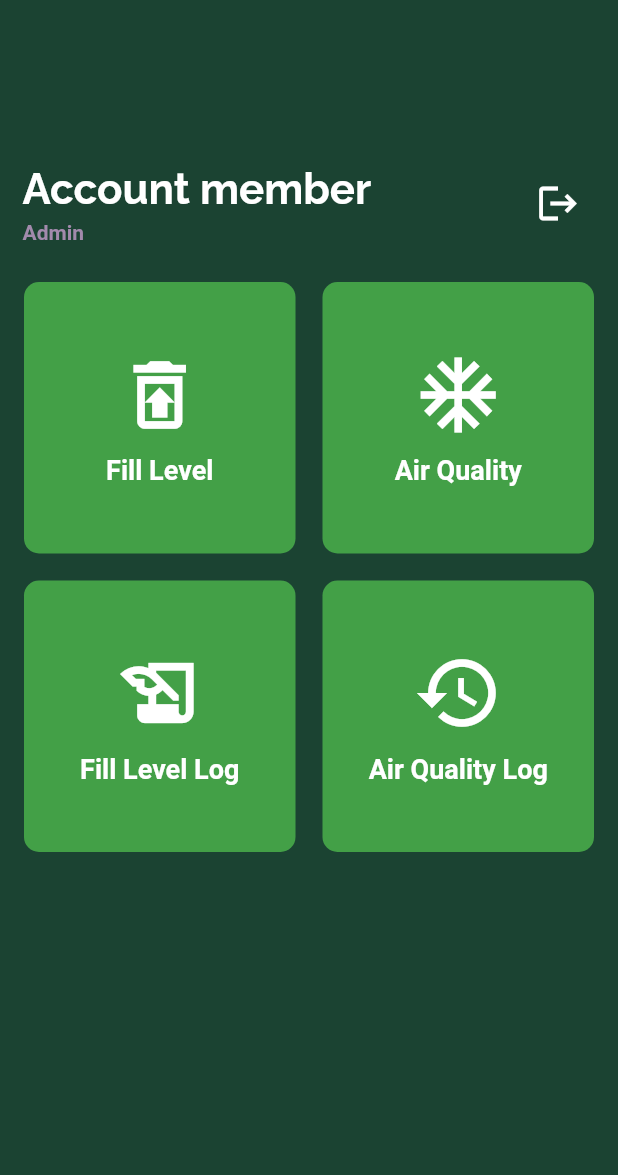
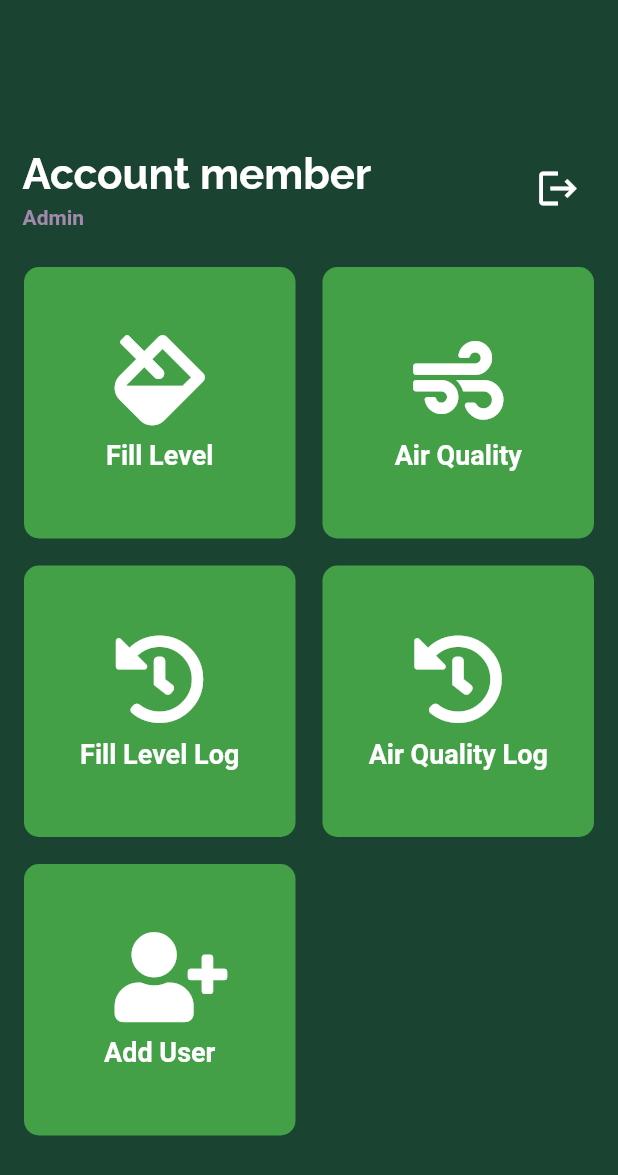
Before and after one commit to fadelcronos/Smart-trash-bin-monitoring-apps, a Flutter app: the HomePage screen opened directly, on a phone screen of 412 x 824 dp. Shown: the top 1175 px of the screen. Run offline on Flutter 3.47's test engine with Material 2 defaults, Android fonts, the phone set to English and light mode, and no system bars; our stand-ins replace bloc, equatable, firebase_auth, firebase_core, flutter_bloc, flutter_spinkit and 2 more; accounts and stored records are empty.

Commit message:
addUserUI

```diff
--- a/lib/screen/homepage_screen/homepage.dart
+++ b/lib/screen/homepage_screen/homepage.dart
@@ -15,7 +15,7 @@ class _HomePageState extends State<HomePage> {
       body: Column(
         children: <Widget>[
           SizedBox(
-            height: 110,
+            height: 100,
           ),
           Padding(
             padding: EdgeInsets.only(left: 15, right: 16, bottom: 25),
--- a/lib/screen/widget/datagrid.dart
+++ b/lib/screen/widget/datagrid.dart
@@ -1,5 +1,7 @@
 import 'package:flutter/cupertino.dart';
 import 'package:flutter/material.dart';
+import 'package:font_awesome_flutter/font_awesome_flutter.dart';
+import 'package:signIn/screen/add_user_screen/add_user.dart';
 
 class GridDashboard extends StatelessWidget {
   @override
@@ -9,7 +11,7 @@ class GridDashboard extends StatelessWidget {
           title: 'Fill Level',
           subtitle: 'subtitle item 1',
           event: 'event item 1',
-          icon: Icons.restore_from_trash_outlined,
+          icon: FontAwesomeIcons.fill,
           onPressed: () {
             print('blablabla');
           }),
@@ -17,7 +19,7 @@ class GridDashboard extends StatelessWidget {
           title: 'Air Quality',
           subtitle: 'subtitle item 2',
           event: 'event item 2',
-          icon: Icons.ac_unit,
+          icon: FontAwesomeIcons.wind,
           onPressed: () {
             print('blablabla');
           }),
@@ -25,7 +27,7 @@ class GridDashboard extends StatelessWidget {
           title: 'Fill Level Log',
           subtitle: 'subtitle item 3',
           event: 'event item 3',
-          icon: Icons.history_edu,
+          icon: FontAwesomeIcons.history,
           onPressed: () {
             print('blablabla');
           }),
@@ -33,9 +35,17 @@ class GridDashboard extends StatelessWidget {
           title: 'Air Quality Log',
           subtitle: 'subtitle item 4',
           event: 'event item 4',
-          icon: Icons.history,
+          icon: FontAwesomeIcons.history,
           onPressed: () {
             print('blablabla');
+          }),
+      new Item(
+          title: 'Add User',
+          subtitle: 'subtitle item 4',
+          event: 'event item 4',
+          icon: FontAwesomeIcons.userPlus,
+          onPressed: () {
+            Navigator.push(context, MaterialPageRoute(builder: (context) => AddUser()));
           }),
     ];
 
--- a/pubspec.yaml
+++ b/pubspec.yaml
@@ -36,6 +36,7 @@ dependencies:
   flutter_spinkit: ^4.1.2+1
   equatable: ^1.2.5
   shared_preferences: ^0.5.12+4
+  font_awesome_flutter: ^8.11.0
 
 
 
@@ -58,6 +59,7 @@ flutter:
   assets:
     - assets/images/img2.jpg
     - assets/images/img1.png
+    - assets/images/img3.png
   #   - images/a_dot_ham.jpeg
 
   # An image asset can refer to one or more resolution-specific "variants", see
```
Also changed, not shown: lib/screen/add_user_screen/add_user.dart (added, +26 -0 lines), assets/images/a.png (added), assets/images/img3.png (added), assets/images/imggajadi.png (added), pubspec.lock.
